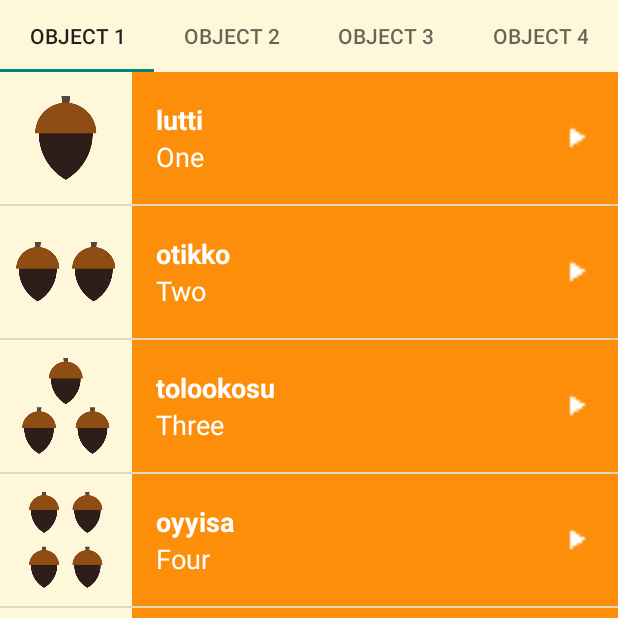
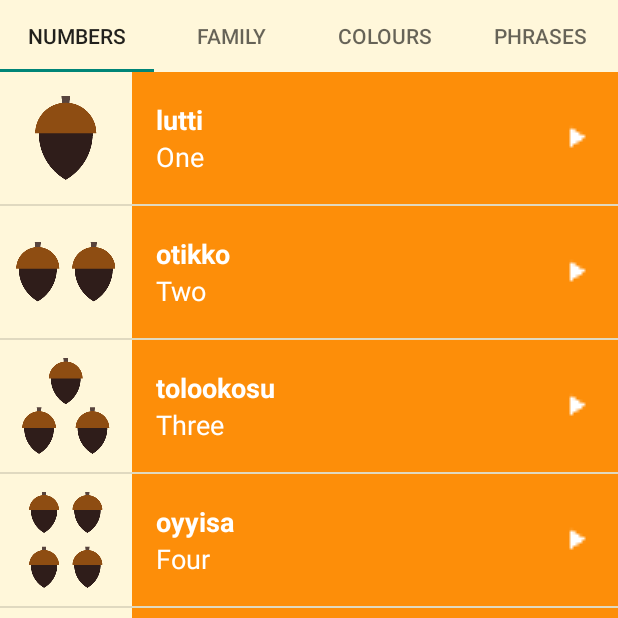
Before and after one commit to m-sonofben/Miwok, an Android app: the screen it shows after launch (MainActivity), on a phone screen of 412 x 824 dp, the top half of it. Run offline under Robolectric (Android 15) with nearby library versions, the phone set to English and light mode, and no system bars.

Commit message:
Set tab names.
Checked for code refactoring.

```diff
--- a/app/src/main/java/com/example/android/miwok/MainActivity.java
+++ b/app/src/main/java/com/example/android/miwok/MainActivity.java
@@ -47,8 +47,25 @@ public class MainActivity extends FragmentActivity {
 
         TabLayout tabLayout = (TabLayout) findViewById(R.id.tab_layout);
 
-//        tabLayout.setupWithViewPager(viewPager);
-        new TabLayoutMediator(tabLayout, viewPager, (tab, position) -> tab.setText("Object " + (position + 1))).attach();
+        new TabLayoutMediator(tabLayout, viewPager,
+                new TabLayoutMediator.TabConfigurationStrategy() {
+                    @Override
+                    public void onConfigureTab(@NonNull TabLayout.Tab tab, int position) {
+                        switch(position) {
+                            case 0:
+                                tab.setText("Numbers");
+                                break;
+                            case 1:
+                                tab.setText("Family");
+                                break;
+                            case 2:
+                                tab.setText("Colours");
+                                break;
+                            case 3:
+                                tab.setText("Phrases");
+                        }
+                    }
+                }).attach();
     }
 
     @Override
```
